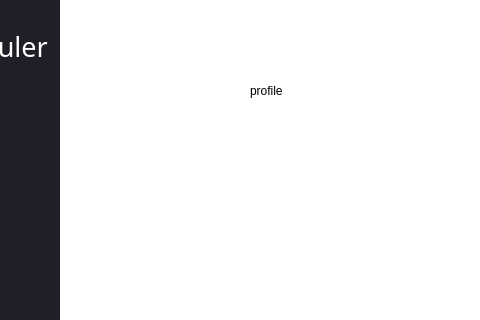
Qt form server+database/QtApp/forms/homepage.ui (SanriaArgos/MedScheduler) before a commit; both pictures show x 158 to 638 and y 0 to 320 of the 1300 by 700 pixel window.
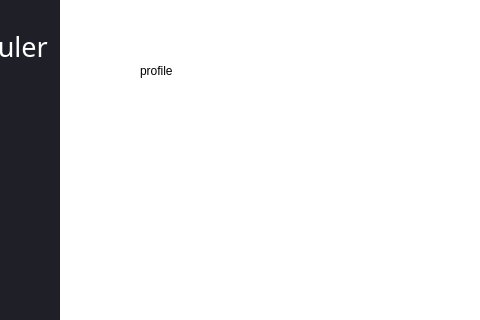
The same form after that commit. The open tabs and pages were chosen to show the change. Icons and pictures are not drawn.

The edit to the form file:
```diff
--- a/server+database/QtApp/forms/homepage.ui
+++ b/server+database/QtApp/forms/homepage.ui
@@ -489,8 +489,8 @@
        <widget class="QLabel" name="label_5">
         <property name="geometry">
          <rect>
-          <x>190</x>
-          <y>70</y>
+          <x>80</x>
+          <y>50</y>
           <width>91</width>
           <height>41</height>
          </rect>
```
Left out of the diff: 10 changed lines with no effect on the pictures.
